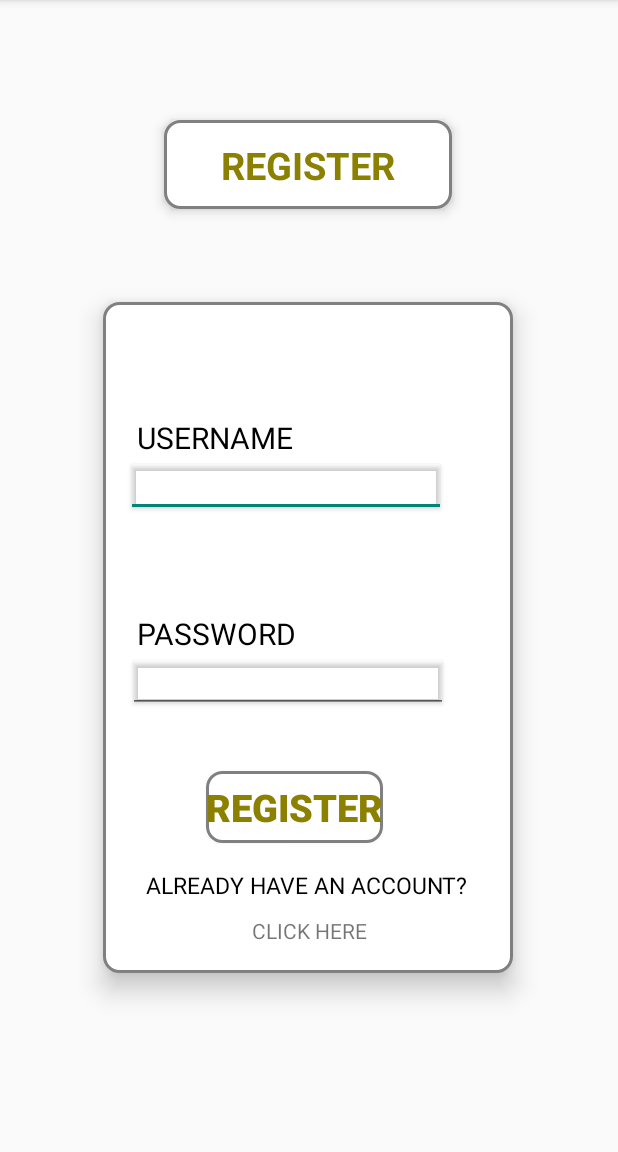
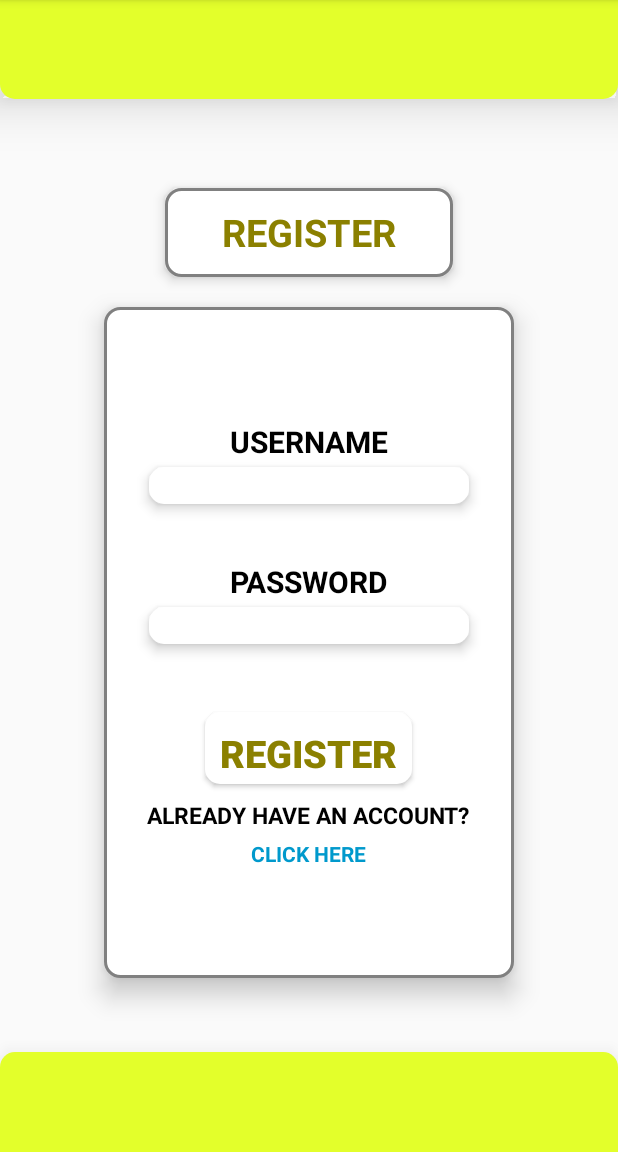
Before and after one commit to Arvauss/OPSC7311-POE, an Android app: the RegisterActivity screen opened directly, with no data from a screen before it, on a phone screen of 412 x 824 dp, the part 84-1236 px from its top. Run offline under Robolectric (Android 15) with nearby library versions, the phone set to English and light mode, and no system bars.

Commit message:
Login page and Register page UI's updated.

```diff
--- /dev/null
+++ b/app/src/main/res/drawable/page_footer.xml
@@ -0,0 +1,9 @@
+<?xml version="1.0" encoding="utf-8"?>
+<selector xmlns:android="http://schemas.android.com/apk/res/android">
+    <item>
+        <shape android:shape="rectangle">
+            <solid android:color="#E3FF2B"/>
+            <corners android:topLeftRadius="10dp" android:topRightRadius="10dp"/>
+        </shape>
+    </item>
+</selector>
--- /dev/null
+++ b/app/src/main/res/drawable/page_header.xml
@@ -0,0 +1,9 @@
+<?xml version="1.0" encoding="utf-8"?>
+<selector xmlns:android="http://schemas.android.com/apk/res/android">
+    <item>
+        <shape android:shape="rectangle">
+            <solid android:color="#E3FF2B"/>
+            <corners android:bottomLeftRadius="10dp" android:bottomRightRadius="10dp"/>
+        </shape>
+    </item>
+</selector>
--- a/app/src/main/res/drawable/roundbutton.xml
+++ b/app/src/main/res/drawable/roundbutton.xml
@@ -5,7 +5,6 @@
     <item>
         <shape android:shape="rectangle">
             <corners android:radius="10dp"/>
-            <stroke android:color="#808080" android:width="2dp"/>
             <solid android:color="@color/white"/>
         </shape>
     </item>
--- /dev/null
+++ b/app/src/main/res/drawable/text_box.xml
@@ -0,0 +1,9 @@
+<?xml version="1.0" encoding="utf-8"?>
+<selector xmlns:android="http://schemas.android.com/apk/res/android">
+    <item>
+        <shape android:shape="rectangle">
+            <solid android:color="@color/white"/>
+            <corners android:radius="10dp"/>
+        </shape>
+    </item>
+</selector>
--- a/app/src/main/res/layout/activity_register.xml
+++ b/app/src/main/res/layout/activity_register.xml
@@ -1,23 +1,63 @@
 <?xml version="1.0" encoding="utf-8"?>
-<androidx.constraintlayout.widget.ConstraintLayout xmlns:android="http://schemas.android.com/apk/res/android"
+<LinearLayout xmlns:android="http://schemas.android.com/apk/res/android"
     xmlns:app="http://schemas.android.com/apk/res-auto"
     xmlns:tools="http://schemas.android.com/tools"
     android:layout_width="match_parent"
     android:layout_height="match_parent"
-    tools:context="com.example.register.RegisterActivity">
+    tools:context="com.example.register.RegisterActivity"
+    android:orientation="vertical"
+    android:weightSum="8">
+
+    <!--Page header-->
+    <LinearLayout
+        android:layout_width="match_parent"
+        android:layout_height="wrap_content"
+        android:orientation="vertical"
+        android:background="@drawable/page_header"
+        android:elevation="20dp"
+        android:layout_weight="2.5"/>
+
+    <!-- Login Page Main Contents -->
+
+    <LinearLayout
+        android:layout_width="match_parent"
+        android:layout_height="wrap_content"
+        android:orientation="vertical"
+        android:gravity="center"
+        android:layout_marginTop="20dp"
+        android:layout_marginBottom="10dp"
+        android:layout_weight="3">
 
     <!-- (Rectfy, 2017) -->
-    <androidx.constraintlayout.widget.ConstraintLayout
+    <LinearLayout
+        android:layout_width="192dp"
+        android:layout_height="59dp"
+        android:background="@drawable/loginpagebackround"
+        android:elevation="5dp"
+        android:orientation="vertical"
+        android:gravity="center"
+        android:layout_marginBottom="20dp">
+
+        <!-- (The IIE, 2022) -->
+        <TextView
+            android:id="@+id/textView2"
+            android:layout_width="wrap_content"
+            android:layout_height="wrap_content"
+            android:text="REGISTER"
+            android:textColor="#8B8000"
+            android:textSize="25dp"
+            android:textStyle="bold" />
+
+    </LinearLayout>
+
+    <!-- (Rectfy, 2017) -->
+    <LinearLayout
         android:layout_width="273dp"
         android:layout_height="447dp"
         android:background="@drawable/loginpagebackround"
         android:elevation="10dp"
-        app:layout_constraintBottom_toBottomOf="parent"
-        app:layout_constraintEnd_toEndOf="parent"
-        app:layout_constraintHorizontal_bias="0.496"
-        app:layout_constraintStart_toStartOf="parent"
-        app:layout_constraintTop_toTopOf="parent"
-        app:layout_constraintVertical_bias="0.628">
+        android:orientation="vertical"
+        android:gravity="center">
 
         <!-- (The IIE, 2022) -->
         <TextView
@@ -27,12 +67,8 @@
             android:text="USERNAME"
             android:textColor="@color/black"
             android:textSize="20sp"
-            app:layout_constraintBottom_toBottomOf="parent"
-            app:layout_constraintEnd_toEndOf="parent"
-            app:layout_constraintHorizontal_bias="0.178"
-            app:layout_constraintStart_toStartOf="parent"
-            app:layout_constraintTop_toTopOf="parent"
-            app:layout_constraintVertical_bias="0.185" />
+            android:textStyle="bold"
+            android:gravity="center"/>
 
         <!-- (Professor DK, 2017) -->
         <EditText
@@ -40,15 +76,11 @@
             android:layout_width="wrap_content"
             android:layout_height="wrap_content"
             android:elegantTextHeight="true"
-            android:elevation="2dp"
+            android:background="@drawable/text_box"
+            android:elevation="5dp"
             android:ems="10"
             android:inputType="textPersonName"
-            app:layout_constraintBottom_toBottomOf="parent"
-            app:layout_constraintEnd_toEndOf="parent"
-            app:layout_constraintHorizontal_bias="0.258"
-            app:layout_constraintStart_toStartOf="parent"
-            app:layout_constraintTop_toTopOf="parent"
-            app:layout_constraintVertical_bias="0.243" />
+            android:layout_marginBottom="35dp"/>
 
         <!-- (The IIE, 2022) -->
         <TextView
@@ -58,11 +90,8 @@
             android:text="PASSWORD"
             android:textColor="@color/black"
             android:textSize="20sp"
-            app:layout_constraintBottom_toBottomOf="parent"
-            app:layout_constraintEnd_toEndOf="parent"
-            app:layout_constraintHorizontal_bias="0.178"
-            app:layout_constraintStart_toStartOf="parent"
-            app:layout_constraintTop_toTopOf="parent" />
+            android:textStyle="bold"
+            android:gravity="center"/>
 
         <!-- (Professor DK, 2017) -->
         <EditText
@@ -70,15 +99,11 @@
             android:layout_width="wrap_content"
             android:layout_height="wrap_content"
             android:elegantTextHeight="true"
-            android:elevation="2dp"
+            android:background="@drawable/text_box"
+            android:elevation="5dp"
             android:ems="10"
             android:inputType="textPassword"
-            app:layout_constraintBottom_toBottomOf="parent"
-            app:layout_constraintEnd_toEndOf="parent"
-            app:layout_constraintHorizontal_bias="0.275"
-            app:layout_constraintStart_toStartOf="parent"
-            app:layout_constraintTop_toTopOf="parent"
-            app:layout_constraintVertical_bias="0.568" />
+            android:layout_marginBottom="45dp"/>
 
         <!-- (Any Technology, 2017) -->
         <Button
@@ -88,15 +113,11 @@
             android:background="@drawable/roundbutton"
             android:elevation="20dp"
             android:text="REGISTER"
+            android:padding="10dp"
             android:textColor="#8B8000"
             android:textSize="25dp"
             android:textStyle="bold"
-            app:layout_constraintBottom_toBottomOf="parent"
-            app:layout_constraintEnd_toEndOf="parent"
-            app:layout_constraintHorizontal_bias="0.442"
-            app:layout_constraintStart_toStartOf="parent"
-            app:layout_constraintTop_toTopOf="parent"
-            app:layout_constraintVertical_bias="0.783" />
+            android:layout_marginBottom="10dp"/>
 
         <!-- (The IIE, 2022) -->
         <TextView
@@ -106,12 +127,8 @@
             android:text="ALREADY HAVE AN ACCOUNT?"
             android:textColor="@color/black"
             android:textSize="15sp"
-            app:layout_constraintBottom_toBottomOf="parent"
-            app:layout_constraintEnd_toEndOf="parent"
-            app:layout_constraintHorizontal_bias="0.485"
-            app:layout_constraintStart_toStartOf="parent"
-            app:layout_constraintTop_toTopOf="parent"
-            app:layout_constraintVertical_bias="0.887" />
+            android:textStyle="bold"
+            android:layout_marginBottom="5dp"/>
 
         <!-- (Phys Whiz, 2016) -->
         <TextView
@@ -119,42 +136,20 @@
             android:layout_width="wrap_content"
             android:layout_height="wrap_content"
             android:text="CLICK HERE"
-            android:onClick= "GoToLogin"
-            app:layout_constraintBottom_toBottomOf="parent"
-            app:layout_constraintEnd_toEndOf="parent"
-            app:layout_constraintHorizontal_bias="0.506"
-            app:layout_constraintStart_toStartOf="parent"
-            app:layout_constraintTop_toTopOf="parent"
-            app:layout_constraintVertical_bias="0.956" />
+            android:textStyle="bold"
+            android:textColor="@android:color/holo_blue_dark"
+            android:onClick= "GoToLogin" />
 
-    </androidx.constraintlayout.widget.ConstraintLayout>
+    </LinearLayout>
+    </LinearLayout>
 
-    <!-- (Rectfy, 2017) -->
-    <androidx.constraintlayout.widget.ConstraintLayout
-        android:layout_width="192dp"
-        android:layout_height="59dp"
-        android:background="@drawable/loginpagebackround"
-        android:elevation="5dp"
-        app:layout_constraintBottom_toBottomOf="parent"
-        app:layout_constraintEnd_toEndOf="parent"
-        app:layout_constraintHorizontal_bias="0.497"
-        app:layout_constraintStart_toStartOf="parent"
-        app:layout_constraintTop_toTopOf="parent"
-        app:layout_constraintVertical_bias="0.113">
+    <!--Page footer-->
+    <LinearLayout
+        android:layout_width="match_parent"
+        android:layout_height="wrap_content"
+        android:orientation="vertical"
+        android:background="@drawable/page_footer"
+        android:elevation="20dp"
+        android:layout_weight="2.5"/>
 
-        <!-- (The IIE, 2022) -->
-        <TextView
-            android:id="@+id/textView2"
-            android:layout_width="wrap_content"
-            android:layout_height="wrap_content"
-            android:text="REGISTER"
-            android:textColor="#8B8000"
-            android:textSize="25dp"
-            android:textStyle="bold"
-            app:layout_constraintBottom_toBottomOf="parent"
-            app:layout_constraintEnd_toEndOf="parent"
-            app:layout_constraintStart_toStartOf="parent"
-            app:layout_constraintTop_toTopOf="parent" />
-    </androidx.constraintlayout.widget.ConstraintLayout>
-
-</androidx.constraintlayout.widget.ConstraintLayout>
+</LinearLayout>
```
Also changed, not shown: app/src/main/res/layout/login.xml (+75 -79 lines).
